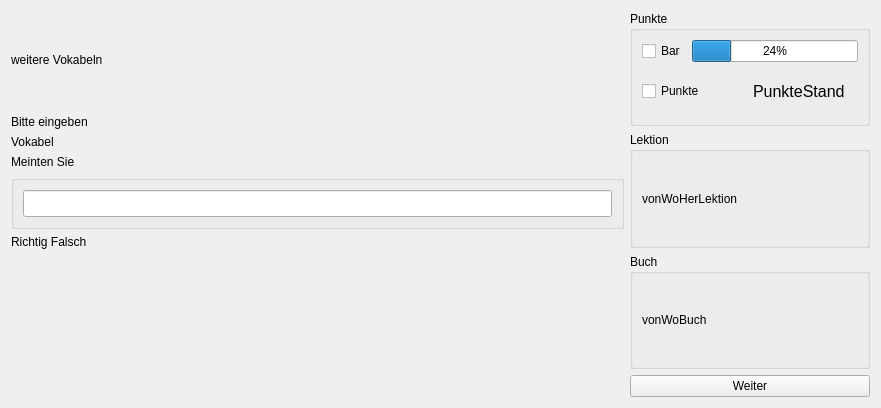
Old version of the form UIs/WindowAbfrage.ui in the repository JPaehr/VokabelTrainer.
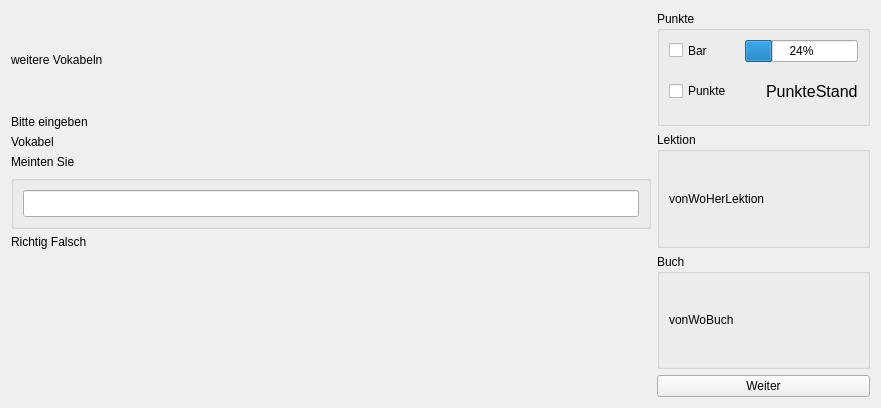
New version of the form.

Commit message: improve window of query

Diff of the .ui file:
```diff
--- a/UIs/WindowAbfrage.ui
+++ b/UIs/WindowAbfrage.ui
@@ -87,6 +87,12 @@
              <layout class="QHBoxLayout" name="horizontalLayout_3">
               <item>
                <widget class="QCheckBox" name="cBBar">
+                <property name="minimumSize">
+                 <size>
+                  <width>70</width>
+                  <height>21</height>
+                 </size>
+                </property>
                 <property name="text">
                  <string>Bar</string>
                 </property>
@@ -96,7 +102,7 @@
                <widget class="QProgressBar" name="pBFortschritt">
                 <property name="minimumSize">
                  <size>
-                  <width>166</width>
+                  <width>70</width>
                   <height>21</height>
                  </size>
                 </property>
@@ -111,6 +117,12 @@
              <layout class="QHBoxLayout" name="horizontalLayout_4">
               <item>
                <widget class="QCheckBox" name="cBPunkte">
+                <property name="minimumSize">
+                 <size>
+                  <width>70</width>
+                  <height>30</height>
+                 </size>
+                </property>
                 <property name="text">
                  <string>Punkte</string>
                 </property>
```
The commit also changes 1 other file.
